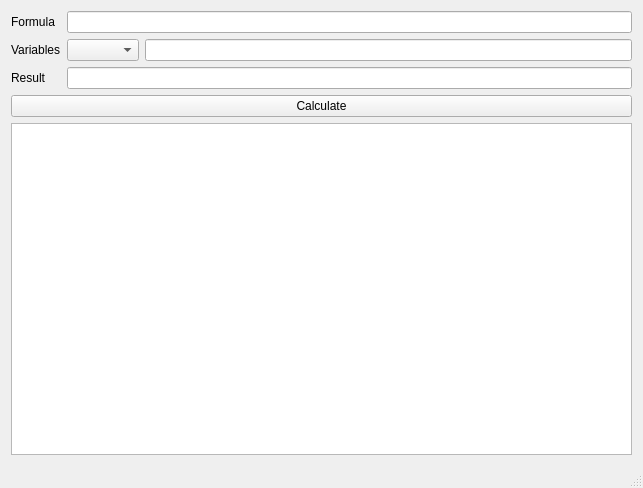
This is mathparsermainwindow.ui in jan-henkel/MathParser as Qt 5 draws it before an edit. The edited form follows.
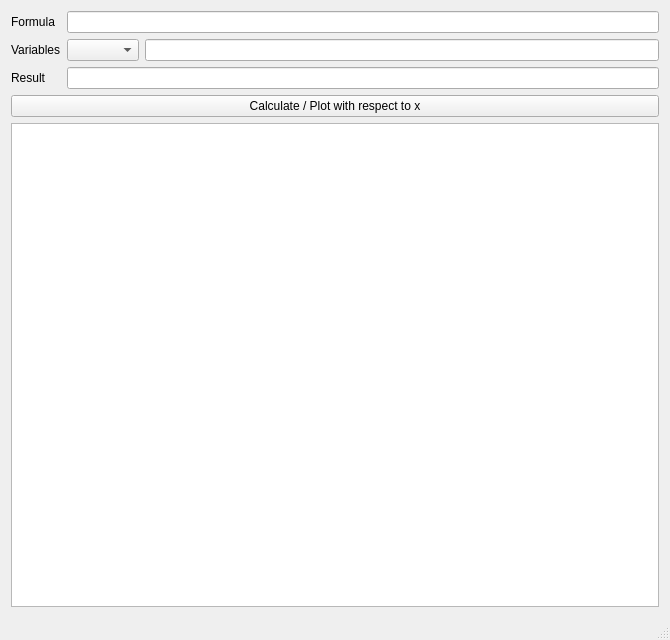
This is the edited form.

```diff
--- a/mathparsermainwindow.ui
+++ b/mathparsermainwindow.ui
@@ -6,8 +6,8 @@
    <rect>
     <x>0</x>
     <y>0</y>
-    <width>643</width>
-    <height>488</height>
+    <width>670</width>
+    <height>640</height>
    </rect>
   </property>
   <property name="windowTitle">
@@ -51,7 +51,7 @@
     <item row="3" column="0" colspan="3">
      <widget class="QPushButton" name="calculatePushButton">
       <property name="text">
-       <string>Calculate</string>
+       <string>Calculate / Plot with respect to x</string>
       </property>
      </widget>
     </item>
```
Left out of the diff: 2 changed lines with no effect on the pictures.
